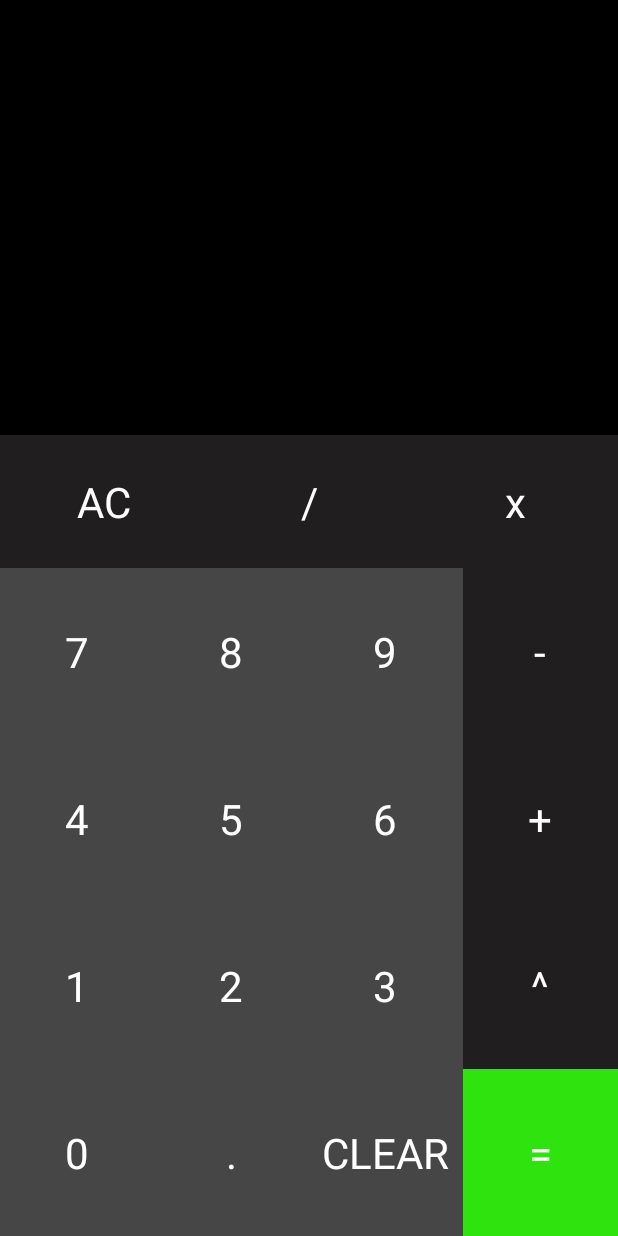
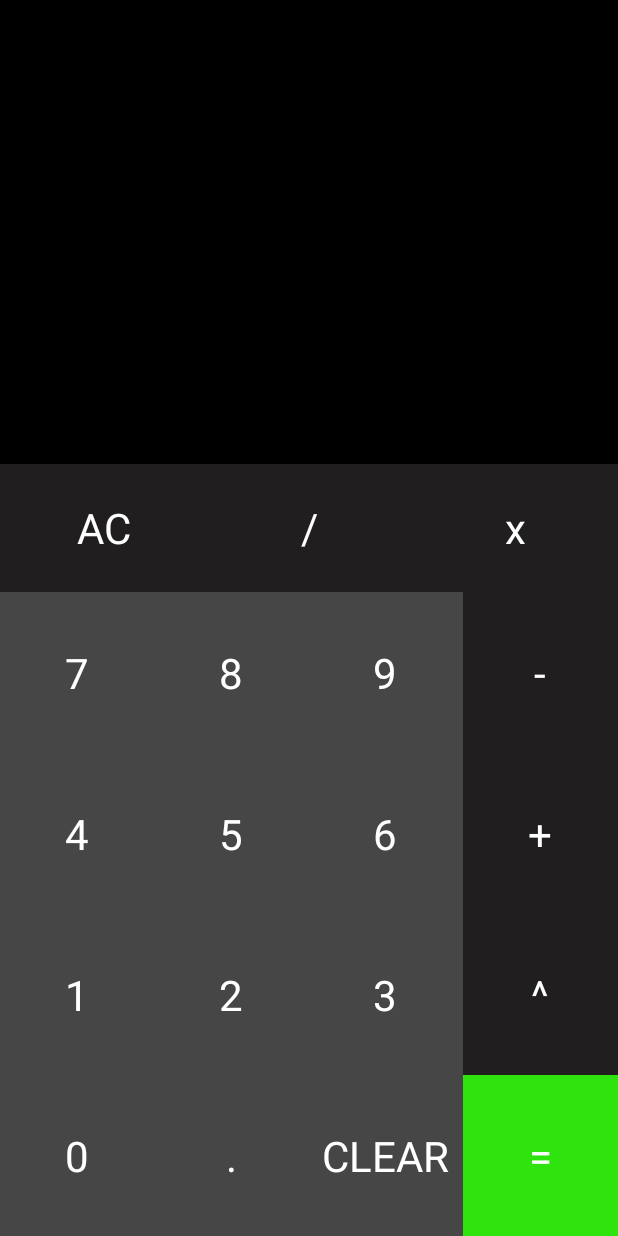
Before and after one commit to CamileBarros/Calculator, an Android app: the screen it shows after launch (MainActivity), on a phone screen of 412 x 824 dp. Run offline under Robolectric (Android 15) with nearby library versions, the phone set to English and light mode, and no system bars.

Commit message:
Update margins

```diff
--- a/src/main/res/layout/activity_main.xml
+++ b/src/main/res/layout/activity_main.xml
@@ -11,7 +11,8 @@
         android:layout_width="match_parent"
         android:layout_height="140dp"
         android:textColor="@color/white"
-        android:textSize="50sp"
+        android:textSize="65sp"
+        android:layout_marginTop="19dp"
         android:layout_marginEnd="10dp"
         android:layout_marginStart="10dp"
         android:singleLine="true"
@@ -23,10 +24,11 @@
         android:layout_width="match_parent"
         android:layout_height="150dp"
         android:textColor="@color/white"
-        android:textSize="45sp"
+        android:textSize="50sp"
         android:layout_marginEnd="10dp"
         android:layout_marginStart="10dp"
         android:maxLines="1"
+        android:gravity="end"
         android:ellipsize="end"/>
     <LinearLayout
         android:layout_width="match_parent"
```
